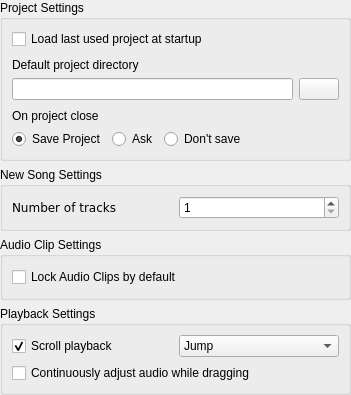
Before: the Qt Designer form src/traverso/ui/BehaviorConfigPage.ui in ErwanLegrand/Traverso-DAW, drawn with Qt 5.
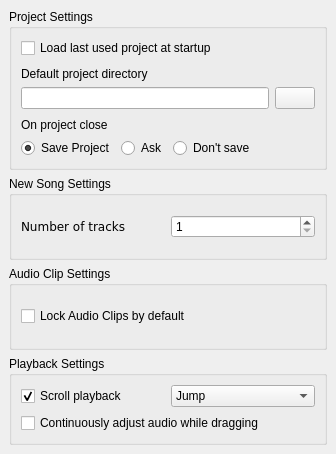
After: the same form once the commit is applied.

Commit message: fix BehaviorPage to get rid of Qt 4.3 attributes

Diff of the .ui file:
```diff
--- a/src/traverso/ui/BehaviorConfigPage.ui
+++ b/src/traverso/ui/BehaviorConfigPage.ui
@@ -5,29 +5,20 @@
    <rect>
     <x>0</x>
     <y>0</y>
-    <width>351</width>
-    <height>395</height>
+    <width>336</width>
+    <height>454</height>
    </rect>
   </property>
   <property name="windowTitle" >
    <string>Form</string>
   </property>
   <layout class="QVBoxLayout" >
+   <property name="margin" >
+    <number>9</number>
+   </property>
    <property name="spacing" >
     <number>6</number>
    </property>
-   <property name="leftMargin" >
-    <number>0</number>
-   </property>
-   <property name="topMargin" >
-    <number>0</number>
-   </property>
-   <property name="rightMargin" >
-    <number>0</number>
-   </property>
-   <property name="bottomMargin" >
-    <number>0</number>
-   </property>
    <item>
     <widget class="QGroupBox" name="groupBox" >
      <property name="title" >
@@ -265,6 +256,12 @@
       <string>Audio Clip Settings</string>
      </property>
      <layout class="QVBoxLayout" >
+      <property name="margin" >
+       <number>9</number>
+      </property>
+      <property name="spacing" >
+       <number>6</number>
+      </property>
       <item>
        <widget class="QCheckBox" name="lockClipsCheckBox" >
         <property name="text" >
```
Left out of the diff: 141 changed lines with no effect on the pictures.
